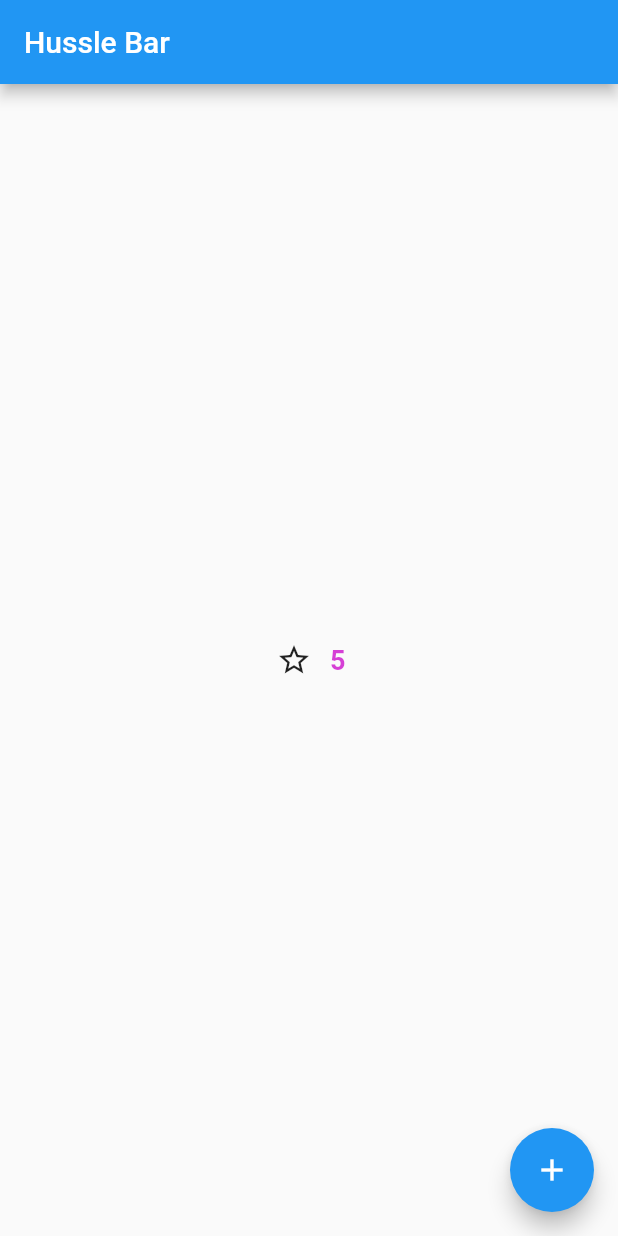
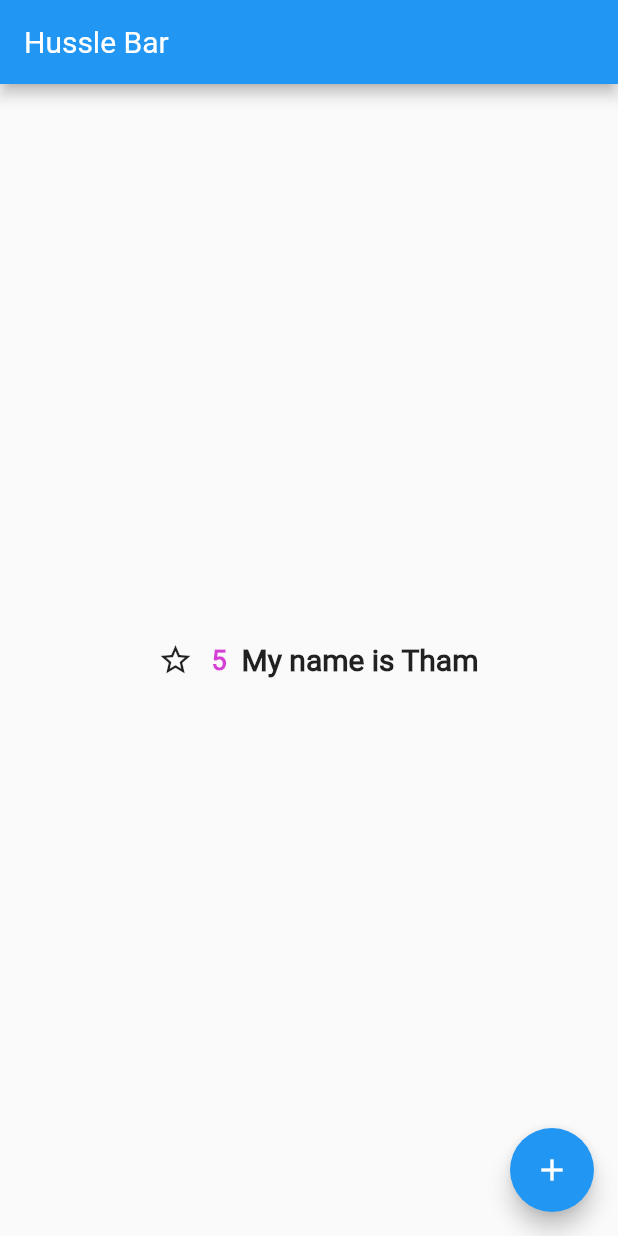
Before and after one commit to hustlebar/flutterhustle, a Flutter app: the screen it shows after launch, on a phone screen of 412 x 824 dp. Run offline on Flutter 3.47's test engine with Material 2 defaults, Android fonts, the phone set to English and light mode, and no system bars.

Commit message:
Custom font tried

```diff
--- a/lib/src/hussle/custom/favorite.dart
+++ b/lib/src/hussle/custom/favorite.dart
@@ -42,9 +42,20 @@ class _FavoriteState extends State<FavoriteWidget> {
         style: const TextStyle(
           fontSize: 18.0,
           fontWeight: FontWeight.bold,
-          color: const Color.fromRGBO(200, 0, 200, 0.75)
+          color: const Color.fromRGBO(200, 0, 200, 0.75),
+          fontFamily: 'Roboto'
         ),
       ),
+    ));
+
+    children.add(new Text(
+      'My name is Tham',
+      style: const TextStyle(
+        fontSize: 20.0,
+        fontWeight: FontWeight.bold,
+        fontFamily: 'Roboto'
+      )
+
     ));
 
     return children;
--- a/pubspec.yaml
+++ b/pubspec.yaml
@@ -58,3 +58,9 @@ flutter:
   #
   # For details regarding fonts from package dependencies,
   # see https://flutter.io/custom-fonts/#from-packages
+
+  fonts:
+    - family: Roboto
+      fonts:
+        - asset: fonts/roboto/Roboto-Light.ttf
+        - asset: fonts/roboto/Roboto-Regular.ttf
```
Also changed, not shown: fonts/roboto/Roboto-Black.ttf (added), fonts/roboto/Roboto-BlackItalic.ttf (added), fonts/roboto/Roboto-Bold.ttf (added), fonts/roboto/Roboto-BoldItalic.ttf (added), fonts/roboto/Roboto-Italic.ttf (added), fonts/roboto/Roboto-Light.ttf (added), fonts/roboto/Roboto-LightItalic.ttf (added), fonts/roboto/Roboto-Medium.ttf (added), fonts/roboto/Roboto-MediumItalic.ttf (added), fonts/roboto/Roboto-Regular.ttf (added), fonts/roboto/Roboto-Thin.ttf (added), fonts/roboto/Roboto-ThinItalic.ttf (added).
